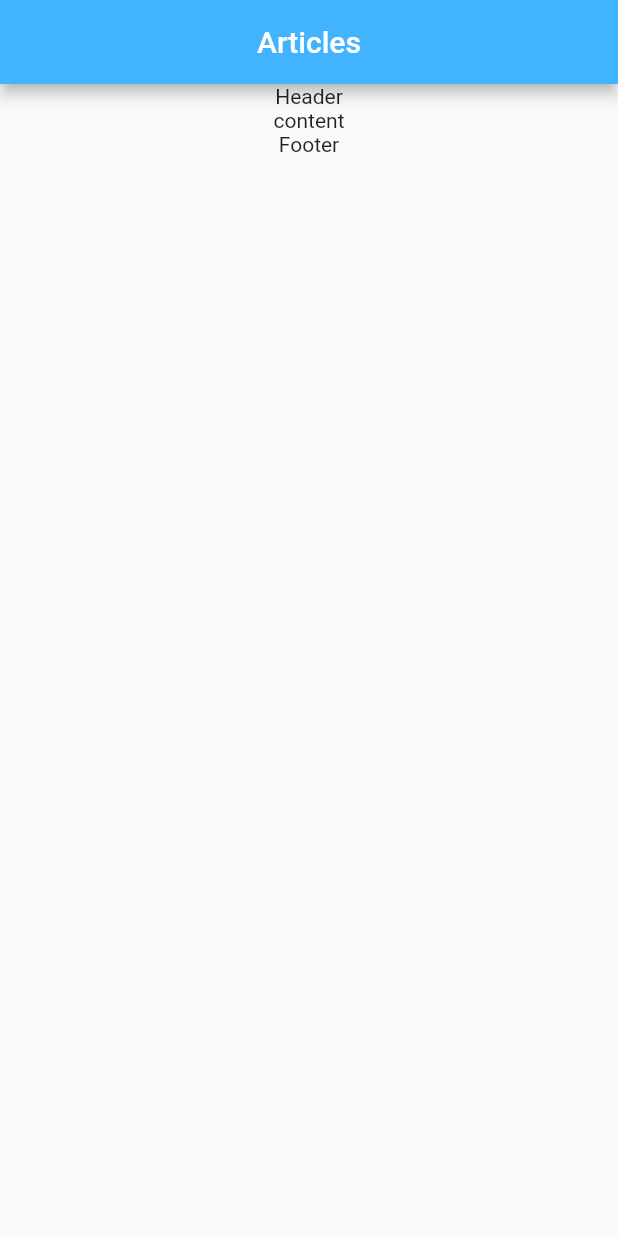
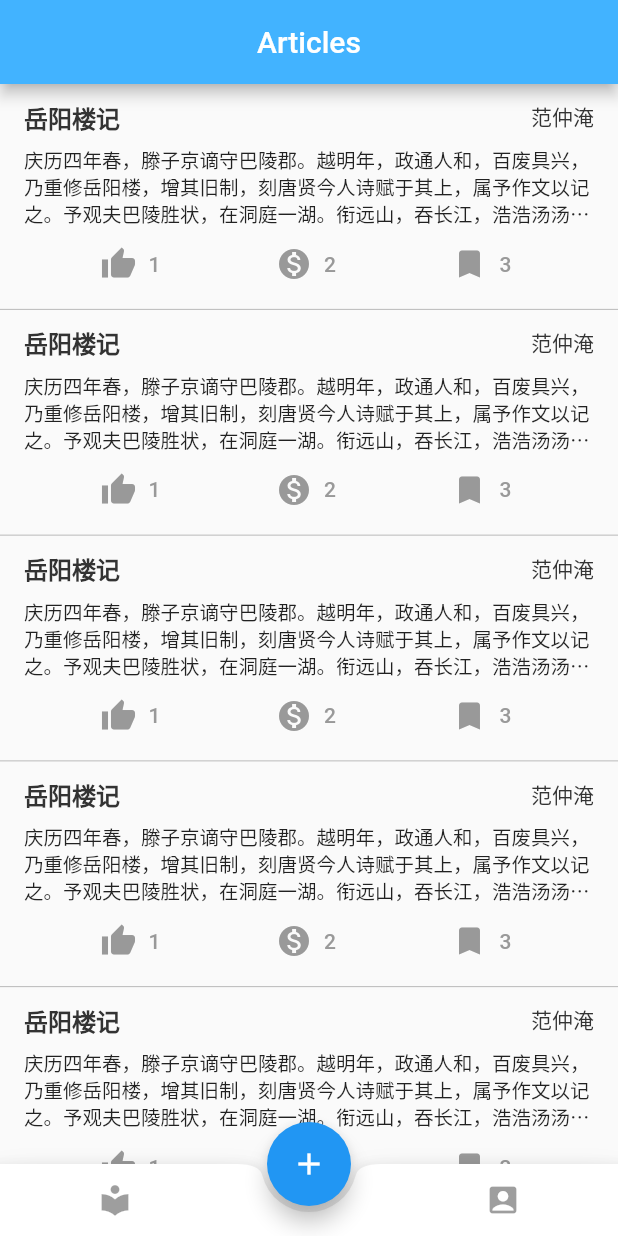
Before and after one commit to ShadowTricker/flutter_common, a Flutter app: the screen it shows after launch, on a phone screen of 412 x 824 dp. Run offline on Flutter 3.47's test engine with Material 2 defaults, Android fonts, the phone set to English and light mode, and no system bars; our stand-ins replace dio.

Commit message:
[modify] draw articles layout

```diff
--- a/lib/components/article_footer.dart
+++ b/lib/components/article_footer.dart
@@ -1,8 +1,52 @@
 import 'package:flutter/material.dart';
+import 'package:flutter_common/constants/my_colors.dart';
 
 class ArticleFooter extends StatelessWidget {
   @override
   Widget build(BuildContext context) {
-    return Text('Footer');
+    return Row(
+      mainAxisAlignment: MainAxisAlignment.spaceEvenly,
+      children: [
+        _buildIconButton(
+          Icons.thumb_up,
+          onPressed: () {},
+          onLongPress: null,
+          label: '1',
+          color: MyFontColors.black_99
+          // color: Theme.of(context).primaryColor
+        ),
+        _buildIconButton(
+          Icons.monetization_on,
+          onPressed: () {},
+          label: '2',
+          color: MyFontColors.black_99
+          // color: Theme.of(context).primaryColor
+        ),
+        _buildIconButton(
+          Icons.bookmark,
+          onPressed: () {},
+          label: '3',
+          color: MyFontColors.black_99
+          // color: Theme.of(context).primaryColor
+        )
+      ],
+    );
+  }
+
+  FlatButton _buildIconButton(
+    IconData icon,
+    {
+      String label = '',
+      Color color,
+      Function onPressed,
+      Function onLongPress
+    }
+  ) {
+    return FlatButton.icon(
+      onPressed: onPressed,
+      onLongPress: onLongPress,
+      icon: Icon(icon, color: color),
+      label: Text(label, style: TextStyle(color: color))
+    );
   }
 }
--- a/lib/components/article_header.dart
+++ b/lib/components/article_header.dart
@@ -1,8 +1,25 @@
 import 'package:flutter/material.dart';
+import 'package:flutter_common/constants/my_colors.dart';
 
 class ArticleHeader extends StatelessWidget {
   @override
   Widget build(BuildContext context) {
-    return Text('Header');
+    return Padding(
+      child: Row(
+        children: <Widget>[
+          Text('岳阳楼记', style: TextStyle(
+            fontWeight: FontWeight.bold,
+            fontSize: 16,
+            color: MyFontColors.black_33
+          )),
+          Spacer(),
+          Text('范仲淹', style: TextStyle(
+            fontSize: 14,
+            color: MyFontColors.black_33
+          ))
+        ]
+      ),
+      padding: EdgeInsets.symmetric(vertical: 4),
+    );
   }
 }
--- a/lib/components/article_item.dart
+++ b/lib/components/article_item.dart
@@ -6,15 +6,28 @@ import 'article_header.dart';
 class ArticleItem extends StatelessWidget {
   @override
   Widget build(BuildContext context) {
-    return Container(
-        child: Column(
-      children: [ArticleHeader(), _buildContent(context), ArticleFooter()],
-    ));
+    return Padding(
+      child: Column(
+        children: [ArticleHeader(), _buildContent(context), ArticleFooter()],
+        mainAxisSize: MainAxisSize.max,
+        crossAxisAlignment: CrossAxisAlignment.start,
+      ),
+      padding: EdgeInsets.symmetric(horizontal: 16.0, vertical: 6.0),
+    );
   }
 
   Widget _buildContent(BuildContext context) {
     return Container(
-      child: Text('content'),
+      child: Text(
+        '庆历四年春，滕子京谪守巴陵郡。越明年，政通人和，百废具兴，乃重修岳阳楼，增其旧制，刻唐贤今人诗赋于其上，属予作文以记之。予观夫巴陵胜状，在洞庭一湖。衔远山，吞长江，浩浩汤汤，横无际涯，朝晖夕阴，气象万千。此则岳阳楼之大观也，前人之述备矣。然则北通巫峡，南极潇湘，迁客骚人，多会于此，览物之情，得无异乎？若夫淫雨霏霏，连月不开，阴风怒号，浊浪排空，日星隐曜，山岳潜形，商旅不行，樯倾楫摧，薄暮冥冥，虎啸猿啼。登斯楼也，则有去国怀乡，忧谗畏讥，满目萧然，感极而悲者矣。至若春和景明，波澜不惊，上下天光，一碧万顷，沙鸥翔集，锦鳞游泳，岸芷汀兰，郁郁青青。而或长烟一空，皓月千里，浮光跃金，静影沉璧，渔歌互答，此乐何极！登斯楼也，则有心旷神怡，宠辱偕忘，把酒临风，其喜洋洋者矣。嗟夫！予尝求古仁人之心，或异二者之为，何哉？不以物喜，不以己悲；居庙堂之高则忧其民；处江湖之远则忧其君。是进亦忧，退亦忧。然则何时而乐耶？其必曰“先天下之忧而忧，后天下之乐而乐”乎！噫！微斯人，吾谁与归？时六年九月十五日。',
+        style: const TextStyle(
+          height: 1.4,
+          fontSize: 13
+        ),
+        overflow: TextOverflow.ellipsis,
+        maxLines: 3,
+      ),
+      padding: EdgeInsets.only(top: 4.0),
     );
   }
 }
--- /dev/null
+++ b/lib/constants/my_colors.dart
@@ -0,0 +1,18 @@
+
+import 'package:flutter/material.dart';
+
+class MyFontColors {
+
+  static const black_33 = Color(0xff333333);
+
+  static const black_66 = Color(0xff666666);
+
+  static const black_99 = Color(0xff999999);
+
+  static const black_a8 = Color(0xffa8a8a8);
+
+  static const black_c4 = Color(0xffc4c4c4);
+
+  static const black_cf = Color(0xffcfcfcf);
+
+}
--- a/lib/containers/article_page.dart
+++ b/lib/containers/article_page.dart
@@ -14,7 +14,36 @@ class _ArticlePageState extends State<ArticlePage> {
         title: Text('Articles', style: TextStyle(color: Colors.white)),
         centerTitle: true,
       ),
-      body: Center(child: ArticleItem()),
+      body: _buildbody(context),
+      floatingActionButton: FloatingActionButton( //悬浮按钮
+        child: Icon(Icons.add),
+      ),
+      floatingActionButtonLocation: FloatingActionButtonLocation.centerDocked,
+      bottomNavigationBar: BottomAppBar(
+        color: Colors.white,
+        shape: CircularNotchedRectangle(), // 底部导航栏打一个圆形的洞
+        child: Row(
+          children: [
+            IconButton(icon: Icon(Icons.local_library)),
+            SizedBox(), //中间位置空出
+            IconButton(icon: Icon(Icons.account_box)),
+          ],
+          mainAxisAlignment: MainAxisAlignment.spaceAround, //均分底部导航栏横向空间
+        ),
+      )
+    );
+  }
+
+  Widget _buildbody(BuildContext context) {
+    return ListView.separated(
+      itemCount: 10,
+      itemBuilder: (BuildContext context, int index) {
+        return ArticleItem();
+      },
+      separatorBuilder: (BuildContext context, int index) => Divider(
+        height: 0.5,
+        color: Colors.black26,
+      )
     );
   }
 }
--- /dev/null
+++ b/lib/utils/my_colors.dart
@@ -0,0 +1,18 @@
+
+import 'package:flutter/material.dart';
+
+class MyFontColors {
+
+  static const black_33 = Color(0xff333333);
+
+  static const black_66 = Color(0xff666666);
+
+  static const black_99 = Color(0xff999999);
+
+  static const black_a8 = Color(0xffa8a8a8);
+
+  static const black_c4 = Color(0xffc4c4c4);
+
+  static const black_cf = Color(0xffcfcfcf);
+
+}
```
